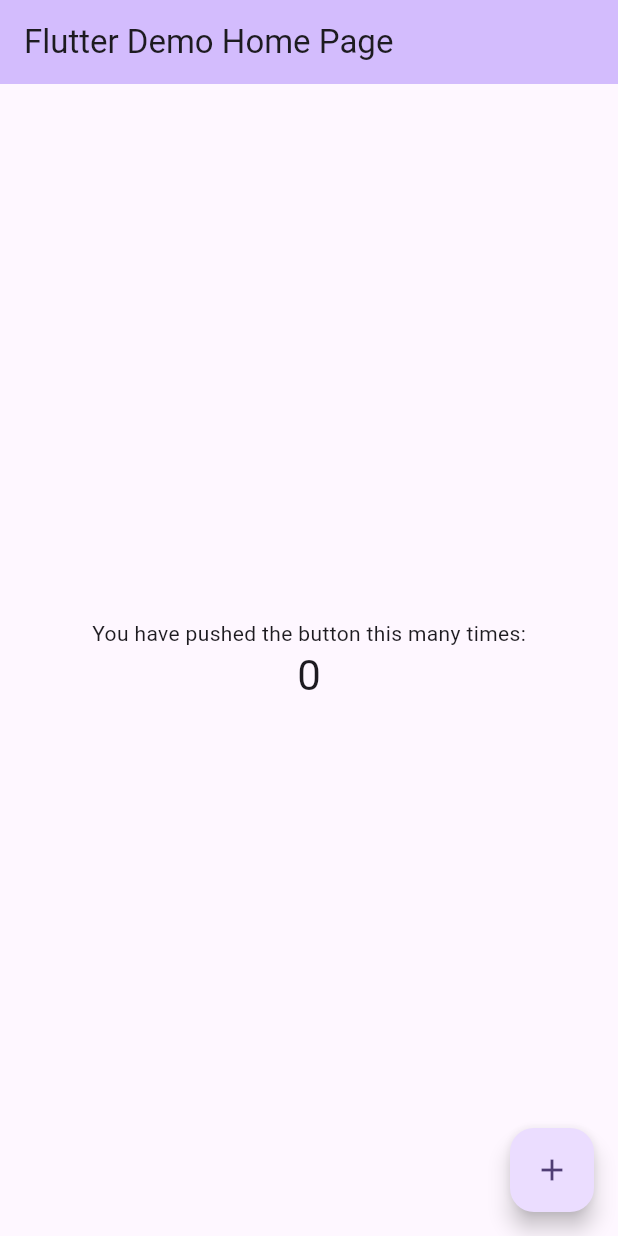
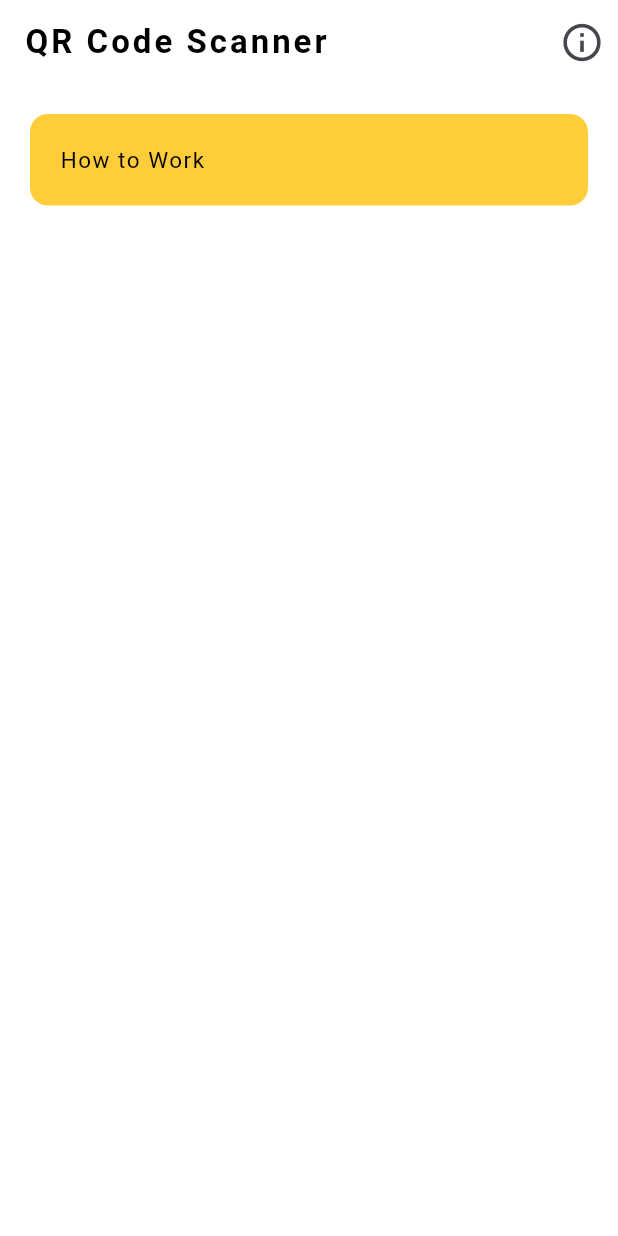
Before and after one commit to lakshanchamidu/Flutter-Snippets, a Flutter app: the screen it shows after launch, on a phone screen of 412 x 824 dp. Run offline on Flutter 3.47's test engine with Material 3 defaults, Android fonts, the phone set to English and light mode, and no system bars.

Commit message:
Create App Bar and Conatiner in home screen

```diff
--- /dev/null
+++ b/qr_reader/lib/home_screene.dart
@@ -0,0 +1,65 @@
+import 'package:flutter/material.dart';
+
+class QRHomePage extends StatefulWidget {
+  const QRHomePage({super.key});
+
+  @override
+  State<QRHomePage> createState() => _QRHomePage();
+}
+
+class _QRHomePage extends State<QRHomePage> {
+  Widget build(BuildContext context) {
+    return Scaffold(
+      backgroundColor: const Color.fromARGB(255, 255, 255, 255),
+      appBar: AppBar(
+        title: const Text(
+          "QR Code Scanner",
+          style: TextStyle(
+            color: Color.fromARGB(255, 0, 0, 0),
+            letterSpacing: 2,
+            fontWeight: FontWeight.bold,
+          ),
+        ),
+        backgroundColor: const Color.fromARGB(255, 255, 255, 255),
+
+        actions: <Widget>[
+          IconButton(
+            icon: Icon(Icons.info_outline),
+            iconSize: 30,
+            onPressed: () {
+              ScaffoldMessenger.of(context).showSnackBar(
+                const SnackBar(content: Text("About Button pressed")),
+              );
+            },
+          ),
+        ],
+      ),
+      body:Padding(
+          padding: EdgeInsets.all(20),
+        child: Column(
+          crossAxisAlignment: CrossAxisAlignment.stretch,
+          children: [
+            Container(
+              padding: EdgeInsets.all(20),
+              decoration: BoxDecoration(
+                borderRadius: BorderRadius.circular(12),
+                color: Colors.amber.withOpacity(0.8),
+              ),
+              child: Text(
+                "How to Work",
+                style: TextStyle(
+                  fontSize: 15,
+                  color: Colors.black,
+                  fontWeight: FontWeight.w400,
+                  letterSpacing: 1,
+                ),
+              ),
+            )
+          ],
+        ),
+
+      ),
+
+    );
+  }
+}
--- a/qr_reader/lib/main.dart
+++ b/qr_reader/lib/main.dart
@@ -1,122 +1,14 @@
 import 'package:flutter/material.dart';
+import 'home_screene.dart';
 
-void main() {
-  runApp(const MyApp());
-}
+void main() => runApp(MyApp());
 
 class MyApp extends StatelessWidget {
-  const MyApp({super.key});
-
-  // This widget is the root of your application.
   @override
   Widget build(BuildContext context) {
     return MaterialApp(
-      title: 'Flutter Demo',
-      theme: ThemeData(
-        // This is the theme of your application.
-        //
-        // TRY THIS: Try running your application with "flutter run". You'll see
-        // the application has a purple toolbar. Then, without quitting the app,
-        // try changing the seedColor in the colorScheme below to Colors.green
-        // and then invoke "hot reload" (save your changes or press the "hot
-        // reload" button in a Flutter-supported IDE, or press "r" if you used
-        // the command line to start the app).
-        //
-        // Notice that the counter didn't reset back to zero; the application
-        // state is not lost during the reload. To reset the state, use hot
-        // restart instead.
-        //
-        // This works for code too, not just values: Most code changes can be
-        // tested with just a hot reload.
-        colorScheme: ColorScheme.fromSeed(seedColor: Colors.deepPurple),
-      ),
-      home: const MyHomePage(title: 'Flutter Demo Home Page'),
+      debugShowCheckedModeBanner: false,
+      home: QRHomePage(),
     );
   }
 }
-
-class MyHomePage extends StatefulWidget {
-  const MyHomePage({super.key, required this.title});
-
-  // This widget is the home page of your application. It is stateful, meaning
-  // that it has a State object (defined below) that contains fields that affect
-  // how it looks.
-
-  // This class is the configuration for the state. It holds the values (in this
-  // case the title) provided by the parent (in this case the App widget) and
-  // used by the build method of the State. Fields in a Widget subclass are
-  // always marked "final".
-
-  final String title;
-
-  @override
-  State<MyHomePage> createState() => _MyHomePageState();
-}
-
-class _MyHomePageState extends State<MyHomePage> {
-  int _counter = 0;
-
-  void _incrementCounter() {
-    setState(() {
-      // This call to setState tells the Flutter framework that something has
-      // changed in this State, which causes it to rerun the build method below
-      // so that the display can reflect the updated values. If we changed
-      // _counter without calling setState(), then the build method would not be
-      // called again, and so nothing would appear to happen.
-      _counter++;
-    });
-  }
-
-  @override
-  Widget build(BuildContext context) {
-    // This method is rerun every time setState is called, for instance as done
-    // by the _incrementCounter method above.
-    //
-    // The Flutter framework has been optimized to make rerunning build methods
-    // fast, so that you can just rebuild anything that needs updating rather
-    // than having to individually change instances of widgets.
-    return Scaffold(
-      appBar: AppBar(
-        // TRY THIS: Try changing the color here to a specific color (to
-        // Colors.amber, perhaps?) and trigger a hot reload to see the AppBar
-        // change color while the other colors stay the same.
-        backgroundColor: Theme.of(context).colorScheme.inversePrimary,
-        // Here we take the value from the MyHomePage object that was created by
-        // the App.build method, and use it to set our appbar title.
-        title: Text(widget.title),
-      ),
-      body: Center(
-        // Center is a layout widget. It takes a single child and positions it
-        // in the middle of the parent.
-        child: Column(
-          // Column is also a layout widget. It takes a list of children and
-          // arranges them vertically. By default, it sizes itself to fit its
-          // children horizontally, and tries to be as tall as its parent.
-          //
-          // Column has various properties to control how it sizes itself and
-          // how it positions its children. Here we use mainAxisAlignment to
-          // center the children vertically; the main axis here is the vertical
-          // axis because Columns are vertical (the cross axis would be
-          // horizontal).
-          //
-          // TRY THIS: Invoke "debug painting" (choose the "Toggle Debug Paint"
-          // action in the IDE, or press "p" in the console), to see the
-          // wireframe for each widget.
-          mainAxisAlignment: MainAxisAlignment.center,
-          children: <Widget>[
-            const Text('You have pushed the button this many times:'),
-            Text(
-              '$_counter',
-              style: Theme.of(context).textTheme.headlineMedium,
-            ),
-          ],
-        ),
-      ),
-      floatingActionButton: FloatingActionButton(
-        onPressed: _incrementCounter,
-        tooltip: 'Increment',
-        child: const Icon(Icons.add),
-      ), // This trailing comma makes auto-formatting nicer for build methods.
-    );
-  }
-}
```
